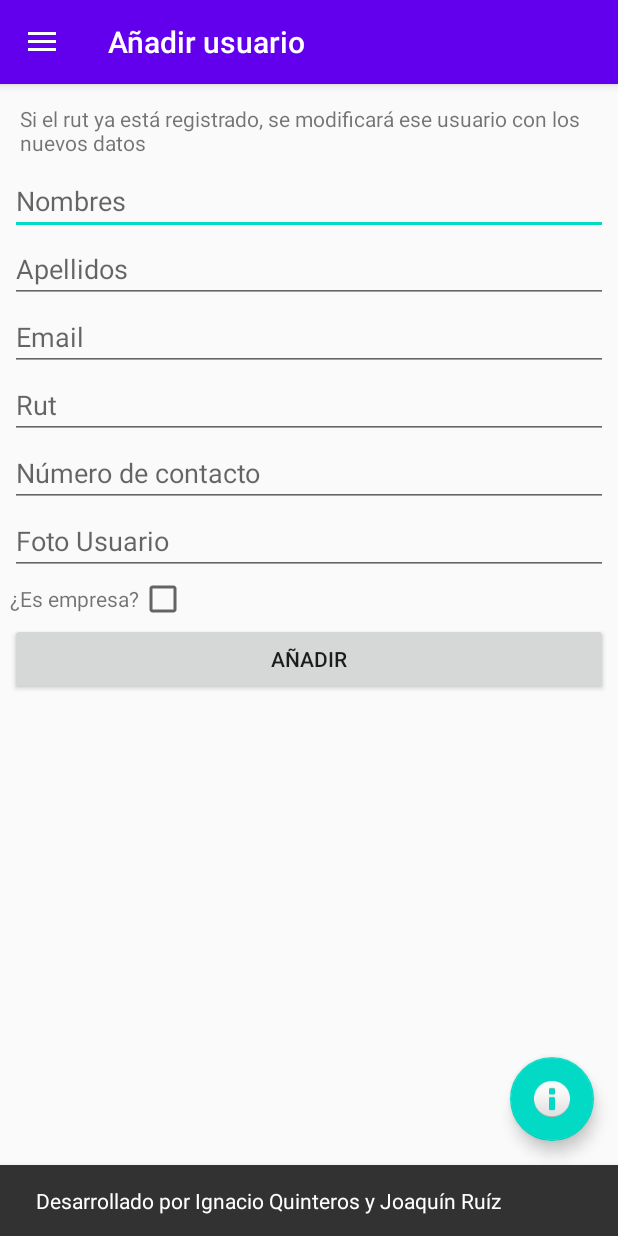
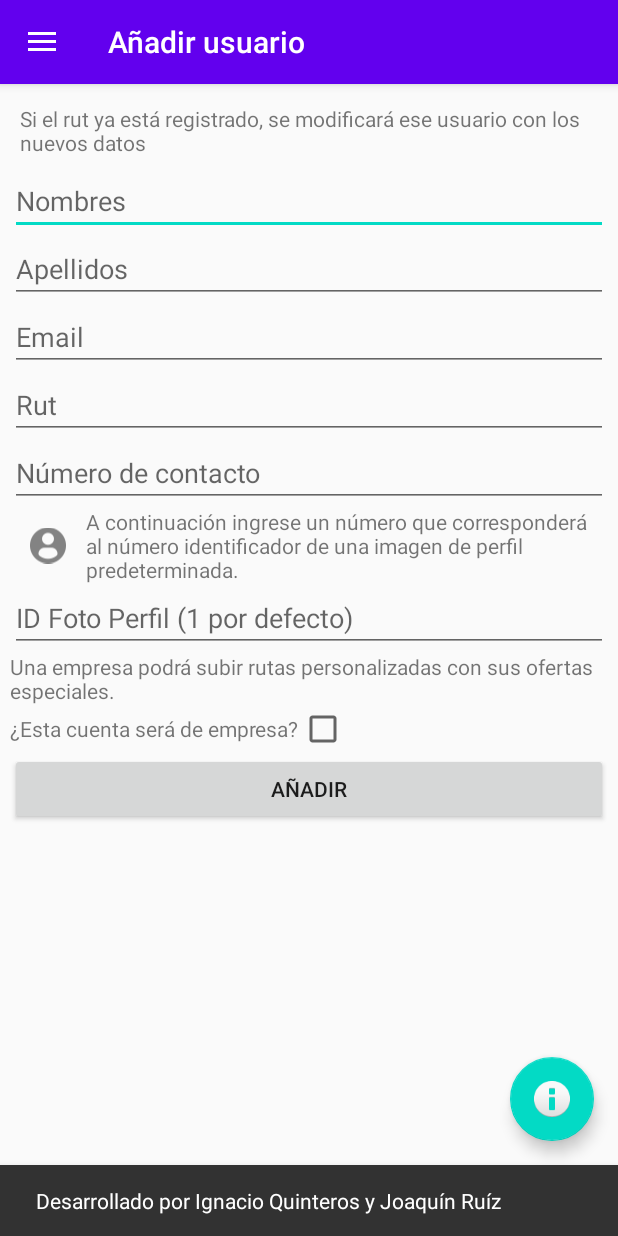
Before and after one commit to IQuinteros/LodgeFinderPrototype, an Android app: the screen it shows after launch (MainActivity), in the side drawer, after a tap on "Añadir usuario", on a phone screen of 412 x 824 dp. Run offline under Robolectric (Android 15) with nearby library versions, the phone set to English and light mode, and no system bars; our stand-ins replace navigation-ui.

Commit message:
Photo ID fixed and better messages

```diff
--- a/app/src/main/res/layout/add_user_fragment.xml
+++ b/app/src/main/res/layout/add_user_fragment.xml
@@ -53,12 +53,31 @@
                 android:layout_height="wrap_content"
                 android:hint="Número de contacto"
                 android:inputType="phone"/>
+            <LinearLayout
+                android:layout_width="match_parent"
+                android:layout_height="wrap_content">
+                <ImageView
+                    android:layout_width="wrap_content"
+                    android:layout_height="match_parent"
+                    android:src="@drawable/ic_profile"
+                    android:layout_marginHorizontal="20px"/>
+                <TextView
+                    android:layout_width="match_parent"
+                    android:layout_height="wrap_content"
+                    android:text="A continuación ingrese un número que corresponderá al número identificador de una imagen de perfil predeterminada."/>
+            </LinearLayout>
+
             <EditText
                 android:id="@+id/foto_user"
                 android:layout_width="match_parent"
                 android:layout_height="wrap_content"
-                android:hint="Foto Usuario"
+                android:hint="ID Foto Perfil (1 por defecto)"
                 android:inputType="number"/>
+
+            <TextView
+                android:layout_width="match_parent"
+                android:layout_height="wrap_content"
+                android:text="Una empresa podrá subir rutas personalizadas con sus ofertas especiales."/>
 
             <LinearLayout
                 android:layout_width="match_parent"
@@ -67,7 +86,7 @@
                 <TextView
                     android:layout_width="wrap_content"
                     android:layout_height="wrap_content"
-                    android:text="¿Es empresa?"/>
+                    android:text="¿Esta cuenta será de empresa?"/>
                 <CheckBox
                     android:id="@+id/empresa_user"
                     android:layout_width="wrap_content"
--- a/build.gradle
+++ b/build.gradle
@@ -5,7 +5,7 @@ buildscript {
         jcenter()
     }
     dependencies {
-        classpath "com.android.tools.build:gradle:4.0.1"
+        classpath 'com.android.tools.build:gradle:4.1.1'
 
         // NOTE: Do not place your application dependencies here; they belong
         // in the individual module build.gradle files
```
Also changed, not shown: app/src/main/java/com/iquinteros/lodgefinder/MainActivity.java (+30 -4 lines), app/src/main/res/drawable-hdpi/ic_profile.png (added), app/src/main/res/drawable-mdpi/ic_profile.png (added), app/src/main/res/drawable-xhdpi/ic_profile.png (added), app/src/main/res/drawable-xxhdpi/ic_profile.png (added), app/src/main/res/drawable-xxxhdpi/ic_profile.png (added), gradle/wrapper/gradle-wrapper.properties.
